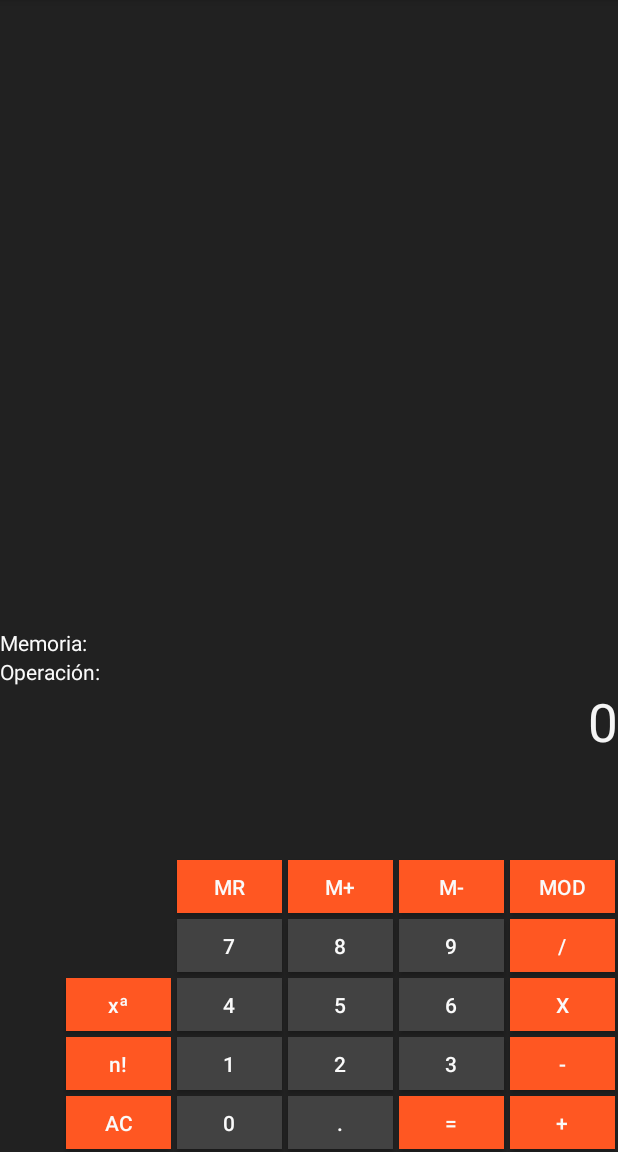
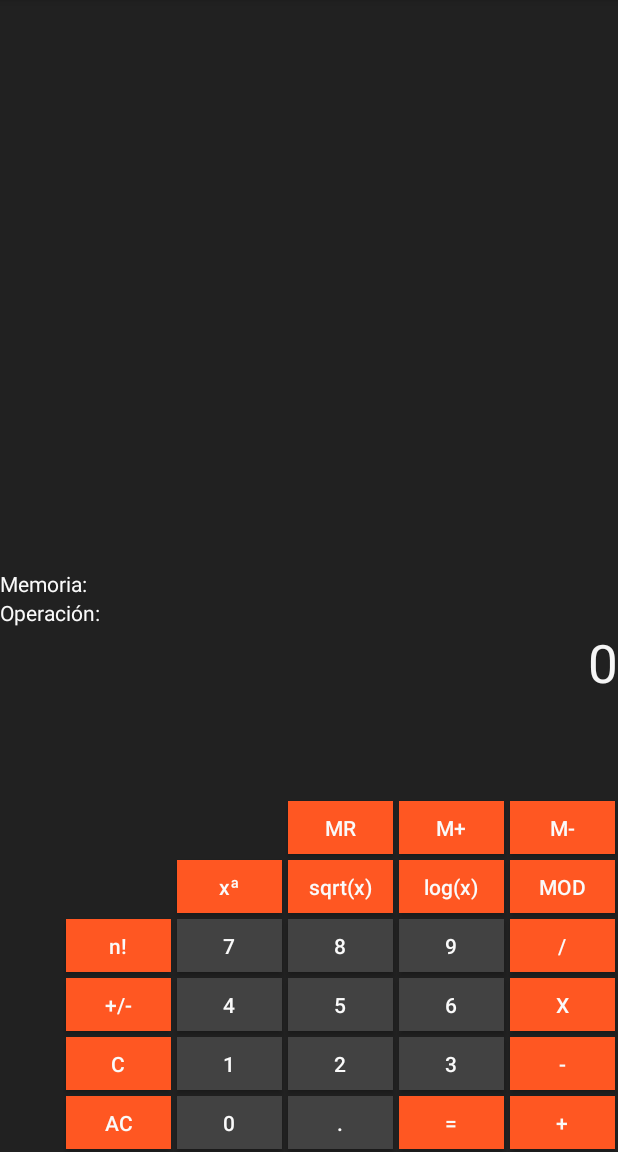
Before and after one commit to afcarrera/Calculadora_Android, an Android app: the screen it shows after launch (OperacionMainActivity), on a phone screen of 412 x 824 dp, the part 84-1236 px from its top. Run offline under Robolectric (Android 15) with nearby library versions, the phone set to English and light mode, and no system bars.

Commit message:
Agregación de botones para raiz, logartimo, cambio de signo y borrar pantalla

```diff
--- a/app/src/main/res/layout/activity_main.xml
+++ b/app/src/main/res/layout/activity_main.xml
@@ -127,9 +127,9 @@
                     android:id="@+id/btnMMenos"
                     android:layout_width="70dp"
                     android:layout_height="35dp"
-                    android:layout_column="3"
+                    android:layout_column="4"
                     android:layout_margin="2dp"
-                    android:layout_row="4"
+                    android:layout_row="3"
                     android:background="#FF5722"
                     android:text="M-"
                     android:textColor="#FAFAFA" />
@@ -303,9 +303,9 @@
                     android:id="@+id/btnMPlus"
                     android:layout_width="70dp"
                     android:layout_height="35dp"
-                    android:layout_column="2"
+                    android:layout_column="3"
                     android:layout_margin="2dp"
-                    android:layout_row="4"
+                    android:layout_row="3"
                     android:background="#FF5722"
                     android:text="M+"
                     android:textColor="#FAFAFA" />
@@ -314,9 +314,9 @@
                     android:id="@+id/btnMR"
                     android:layout_width="70dp"
                     android:layout_height="35dp"
-                    android:layout_column="1"
+                    android:layout_column="2"
                     android:layout_margin="2dp"
-                    android:layout_row="4"
+                    android:layout_row="3"
                     android:background="#FF5722"
                     android:text="MR"
                     android:textColor="#FAFAFA" />
@@ -333,12 +333,23 @@
                     android:textColor="#FAFAFA" />
 
                 <Button
+                    android:id="@+id/btnC"
+                    android:layout_width="70dp"
+                    android:layout_height="35dp"
+                    android:layout_column="0"
+                    android:layout_margin="2dp"
+                    android:layout_row="7"
+                    android:background="#FF5722"
+                    android:text="C"
+                    android:textColor="#FAFAFA" />
+
+                <Button
                     android:id="@+id/btnFactorial"
                     android:layout_width="70dp"
                     android:layout_height="35dp"
                     android:layout_column="0"
                     android:layout_margin="2dp"
-                    android:layout_row="7"
+                    android:layout_row="5"
                     android:background="#FF5722"
                     android:text="n!"
                     android:textAllCaps="false"
@@ -348,11 +359,47 @@
                     android:id="@+id/btnExponente"
                     android:layout_width="70dp"
                     android:layout_height="35dp"
+                    android:layout_column="1"
+                    android:layout_margin="2dp"
+                    android:layout_row="4"
+                    android:background="#FF5722"
+                    android:text="xª"
+                    android:textAllCaps="false"
+                    android:textColor="#FAFAFA" />
+
+                <Button
+                    android:id="@+id/btnRaizCuadrada"
+                    android:layout_width="70dp"
+                    android:layout_height="35dp"
+                    android:layout_column="2"
+                    android:layout_margin="2dp"
+                    android:layout_row="4"
+                    android:background="#FF5722"
+                    android:text="sqrt(x)"
+                    android:textAllCaps="false"
+                    android:textColor="#FAFAFA" />
+
+                <Button
+                    android:id="@+id/btnLogaritmo"
+                    android:layout_width="70dp"
+                    android:layout_height="35dp"
+                    android:layout_column="3"
+                    android:layout_margin="2dp"
+                    android:layout_row="4"
+                    android:background="#FF5722"
+                    android:text="log(x)"
+                    android:textAllCaps="false"
+                    android:textColor="#FAFAFA" />
+
+                <Button
+                    android:id="@+id/btnCambioSigno"
+                    android:layout_width="70dp"
+                    android:layout_height="35dp"
                     android:layout_column="0"
                     android:layout_margin="2dp"
                     android:layout_row="6"
                     android:background="#FF5722"
-                    android:text="xª"
+                    android:text="+/-"
                     android:textAllCaps="false"
                     android:textColor="#FAFAFA" />
         </GridLayout>
```
